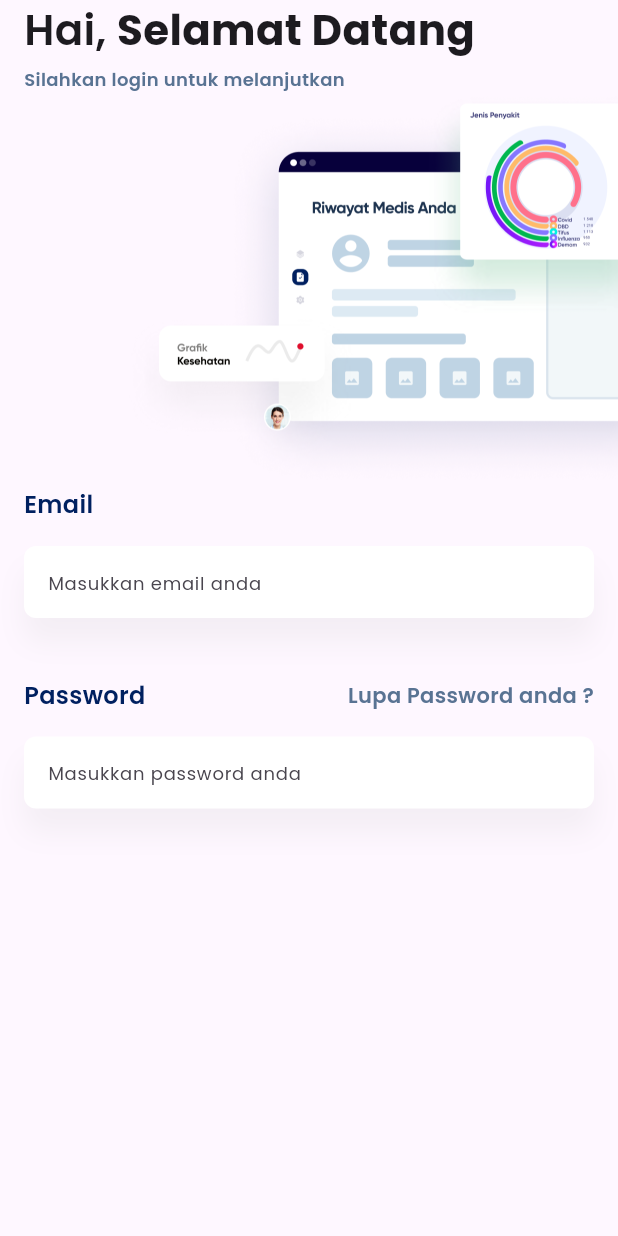
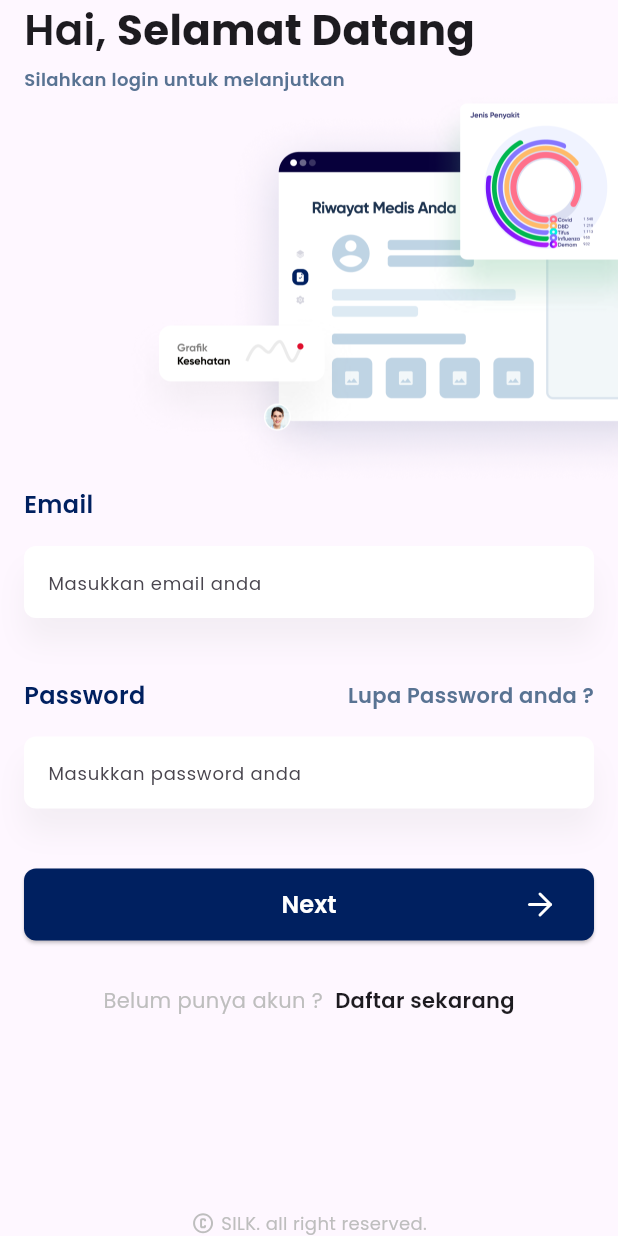
Before and after one commit to hamcuks/vascomm-test, a Flutter app: the screen it shows after launch, on a phone screen of 412 x 824 dp. Run offline on Flutter 3.47's test engine with Material 3 defaults, Android fonts, the phone set to English and light mode, and no system bars; our stand-ins replace flutter_svg, google_fonts.

Commit message:
feat(view): complete login view UI

```diff
--- a/lib/features/authentication/presentation/views/login_view.dart
+++ b/lib/features/authentication/presentation/views/login_view.dart
@@ -1,5 +1,8 @@
 import 'package:flutter/material.dart';
+import 'package:flutter/widgets.dart';
+import 'package:flutter_svg/svg.dart';
 import 'package:google_fonts/google_fonts.dart';
+import 'package:vascomm_test/shared/presentation/widgets/app_button.dart';
 import 'package:vascomm_test/shared/presentation/widgets/app_input_form.dart';
 
 class LoginView extends StatelessWidget {
@@ -16,6 +19,7 @@ class LoginView extends StatelessWidget {
               child: Column(
                 crossAxisAlignment: CrossAxisAlignment.start,
                 children: [
+                  /// Greeting Text
                   Row(
                     children: [
                       Text(
@@ -46,6 +50,8 @@ class LoginView extends StatelessWidget {
                 ],
               ),
             ),
+
+            /// Hero image: Medical record illustration
             Align(
               alignment: Alignment.centerRight,
               child: Image.asset(
@@ -53,20 +59,77 @@ class LoginView extends StatelessWidget {
                 scale: 3,
               ),
             ),
-            const Padding(
-              padding: EdgeInsets.symmetric(horizontal: 16),
-              child: Form(
+
+            Expanded(
+              child: Padding(
+                padding: const EdgeInsets.symmetric(horizontal: 16),
                 child: Column(
                   children: [
-                    AppInputForm(
-                      title: 'Email',
-                      hintText: 'Masukkan email anda',
+                    /// Login Form
+                    Form(
+                      child: Column(
+                        children: [
+                          const AppInputForm(
+                            title: 'Email',
+                            hintText: 'Masukkan email anda',
+                          ),
+                          const SizedBox(height: 40),
+                          const AppInputForm(
+                            title: 'Password',
+                            hintText: 'Masukkan password anda',
+                            suffixText: 'Lupa Password anda ?',
+                          ),
+                          const SizedBox(height: 40),
+                          AppButton(
+                            title: 'Next',
+                            icon: SvgPicture.asset(
+                                'assets/icons/chevron-right.svg'),
+                            onPressed: () {},
+                          ),
+                        ],
+                      ),
                     ),
-                    SizedBox(height: 40),
-                    AppInputForm(
-                      title: 'Password',
-                      hintText: 'Masukkan password anda',
-                      suffixText: 'Lupa Password anda ?',
+                    const SizedBox(height: 30),
+
+                    /// User auth option(s)
+                    Row(
+                      mainAxisAlignment: MainAxisAlignment.center,
+                      children: [
+                        Text(
+                          'Belum punya akun ?',
+                          style: GoogleFonts.poppins(
+                            fontWeight: FontWeight.w400,
+                            fontSize: 14,
+                            color: const Color(0xFFBEBEBE),
+                          ),
+                        ),
+                        const SizedBox(width: 8),
+                        Text(
+                          'Daftar sekarang',
+                          style: GoogleFonts.poppins(
+                            fontWeight: FontWeight.w600,
+                            fontSize: 14,
+                          ),
+                        ),
+                      ],
+                    ),
+                    const Spacer(),
+
+                    /// Copyright text
+                    Row(
+                      mainAxisAlignment: MainAxisAlignment.center,
+                      children: [
+                        SvgPicture.asset('assets/icons/copyright-ic.svg'),
+                        const SizedBox(width: 4),
+                        Text(
+                          'SILK. all right reserved.',
+                          style: GoogleFonts.poppins(
+                            fontWeight: FontWeight.w400,
+                            fontSize: 12,
+                            color: const Color(0xFFBEBEBE),
+                          ),
+                        ),
+                      ],
                     ),
                   ],
                 ),
```
